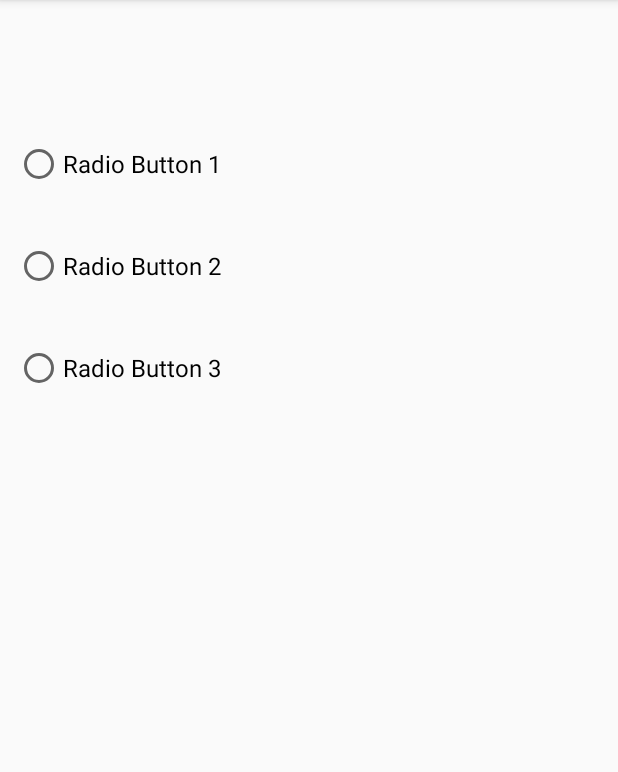
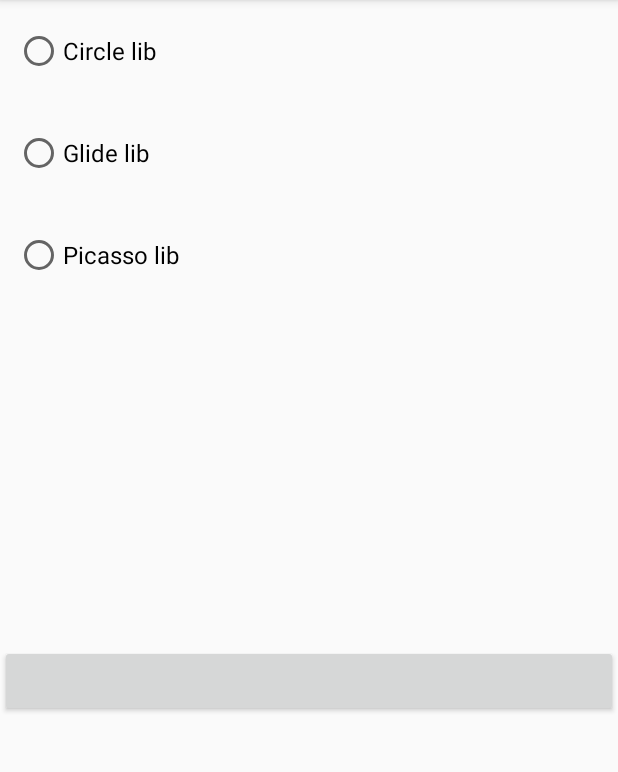
Before and after one commit to AbdoAlAhmed/Design-button, an Android app: the screen it shows after launch (MainActivity), on a phone screen of 412 x 824 dp, the part 84-856 px from its top. Run offline under Robolectric (Android 15) with nearby library versions, the phone set to English and light mode, and no system bars; our stand-ins replace CircleImageView; pictures from the network do not load.

Commit message:
notification done

```diff
--- a/app/src/main/AndroidManifest.xml
+++ b/app/src/main/AndroidManifest.xml
@@ -13,7 +13,7 @@
         <activity
             android:name=".DetailActivity"
             android:label="@string/title_activity_detail"
-            android:theme="@style/AppTheme.NoActionBar"></activity>
+            android:theme="@style/AppTheme.NoActionBar"/>
         <activity
             android:name=".MainActivity"
             android:label="@string/app_name"
--- a/app/src/main/java/com/udacity/MainActivity.kt
+++ b/app/src/main/java/com/udacity/MainActivity.kt
@@ -1,14 +1,19 @@
 package com.udacity
 
 import android.app.DownloadManager
+import android.app.NotificationChannel
 import android.app.NotificationManager
 import android.app.PendingIntent
 import android.content.BroadcastReceiver
 import android.content.Context
 import android.content.Intent
 import android.content.IntentFilter
+import android.graphics.Color
 import android.net.Uri
+import android.os.Build
 import android.os.Bundle
+import android.widget.RadioButton
+import android.widget.Toast
 import androidx.appcompat.app.AppCompatActivity
 import androidx.core.app.NotificationCompat
 import kotlinx.android.synthetic.main.activity_main.*
@@ -18,6 +23,11 @@ import kotlinx.android.synthetic.main.content_main.*
 class MainActivity : AppCompatActivity() {
 
     private var downloadID: Long = 0
+    private var NotificationId = 0
+    private var name = ""
+    private  val channelId = "channelId"
+    private  val channelName = "channelName"
+
 
     private lateinit var notificationManager: NotificationManager
     private lateinit var pendingIntent: PendingIntent
@@ -29,15 +39,55 @@ class MainActivity : AppCompatActivity() {
         setSupportActionBar(toolbar)
 
         registerReceiver(receiver, IntentFilter(DownloadManager.ACTION_DOWNLOAD_COMPLETE))
+        notificationManager = getSystemService(Context.NOTIFICATION_SERVICE) as NotificationManager
+
+        createChanel(
+            channelId,
+            channelName
+        )
 
         custom_button.setOnClickListener {
-            download()
+
+            checkButton()
+
         }
     }
+
+    private fun checkButton() {
+        radioGroup.setOnCheckedChangeListener { radioGroup, i ->
+            val radio = findViewById<RadioButton>(i)
+            when(radio){
+                glide_btn ->{
+                    Toast.makeText(this, "Glide", Toast.LENGTH_SHORT).show()
+                    URL = "https://github.com/bumptech/glide/archive/refs/heads/master.zip"
+                    name = "Glide"
+                    download()
+                }
+                picasso_btn ->{
+                    Toast.makeText(this, "Picasso", Toast.LENGTH_SHORT).show()
+                    URL = "https://github.com/square/picasso/archive/refs/heads/master.zip"
+                    name = "Picasso"
+                    download()
+                }
+                circle_btn ->{
+                    Toast.makeText(this, "Circle", Toast.LENGTH_SHORT).show()
+                    URL = "https://github.com/hdodenhof/CircleImageView/archive/refs/heads/master.zip"
+                    name = "Circle"
+                    download()
+                }
+
+            }
+        }
+    }
+
 
     private val receiver = object : BroadcastReceiver() {
         override fun onReceive(context: Context?, intent: Intent?) {
             val id = intent?.getLongExtra(DownloadManager.EXTRA_DOWNLOAD_ID, -1)
+            if (id == downloadID) {
+                notificationManager.sendNotification("Download Completed", applicationContext
+                ,"success",name)
+            }
         }
     }
     private fun download() {
@@ -48,17 +98,31 @@ class MainActivity : AppCompatActivity() {
                 .setRequiresCharging(false)
                 .setAllowedOverMetered(true)
                 .setAllowedOverRoaming(true)
-
+                .setNotificationVisibility(DownloadManager.Request.VISIBILITY_VISIBLE)
 
         val downloadManager = getSystemService(DOWNLOAD_SERVICE) as DownloadManager
         downloadID =
             downloadManager.enqueue(request)// enqueue puts the download request in the queue.
 
+    }
 
+    private fun createChanel(channelId: String, channelName: String) {
+         if (Build.VERSION.SDK_INT >= Build.VERSION_CODES.O) {
+             val notificationChannel =NotificationChannel(
+                channelId,
+                channelName,
+                NotificationManager.IMPORTANCE_HIGH
+            )
+             notificationChannel.enableLights(true)
+             notificationChannel.lightColor = Color.RED
+             notificationChannel.enableVibration(true)
+             notificationManager.createNotificationChannel(notificationChannel)
+
+         }
     }
 
     companion object {
-        private const val URL =
+        private var URL =
             "https://github.com/udacity/nd940-c3-advanced-android-programming-project-starter/archive/master.zip"
         private const val CHANNEL_ID = "channelId"
 
--- a/app/src/main/res/layout/content_main.xml
+++ b/app/src/main/res/layout/content_main.xml
@@ -1,4 +1,5 @@
 <?xml version="1.0" encoding="utf-8"?>
+
 <androidx.constraintlayout.widget.ConstraintLayout xmlns:android="http://schemas.android.com/apk/res/android"
     xmlns:app="http://schemas.android.com/apk/res-auto"
     xmlns:tools="http://schemas.android.com/tools"
@@ -8,48 +9,61 @@
     app:layout_behavior="@string/appbar_scrolling_view_behavior"
     tools:context=".MainActivity"
     tools:showIn="@layout/activity_main">
+
     <RadioGroup
+        android:id="@+id/radioGroup"
         android:layout_width="match_parent"
         android:layout_height="wrap_content"
         android:orientation="vertical"
-        app:layout_constraintBottom_toTopOf="@id/custom_button"
         app:layout_constraintEnd_toEndOf="parent"
         app:layout_constraintStart_toStartOf="parent"
         app:layout_constraintTop_toTopOf="parent">
-        <RadioButton
-            android:id="@+id/radio_button_1"
-            android:layout_width="match_parent"
-            android:layout_height="wrap_content"
-            android:text="Radio Button 1"
-            style="@style/RadioStyle" />
 
         <RadioButton
-            android:id="@+id/radio_button_2"
-            android:layout_width="match_parent"
-            android:layout_height="wrap_content"
-            android:text="Radio Button 2"
-            style="@style/RadioStyle" />
-
-        <RadioButton
-            android:id="@+id/radio_button_3"
+            android:id="@+id/circle_btn"
             style="@style/RadioStyle"
             android:layout_width="match_parent"
             android:layout_height="wrap_content"
-            android:minHeight="48dp"
-            android:text="Radio Button 3" />
+            android:text="@string/circle_lib" />
+
+        <RadioButton
+            android:id="@+id/glide_btn"
+            style="@style/RadioStyle"
+            android:layout_width="match_parent"
+            android:layout_height="wrap_content"
+            android:text="@string/glide_lib" />
+
+        <RadioButton
+            android:id="@+id/picasso_btn"
+            style="@style/RadioStyle"
+            android:layout_width="match_parent"
+            android:layout_height="wrap_content"
+            android:text="@string/picasso_lib" />
 
     </RadioGroup>
 
-    <com.udacity.LoadingButton
+    <!--    <com.udacity.LoadingButton-->
+    <!--        android:id="@+id/custom_button"-->
+    <!--        android:layout_width="0dp"-->
+    <!--        app:layout_constraintStart_toStartOf="parent"-->
+    <!--        app:layout_constraintEnd_toEndOf="parent"-->
+    <!--        android:layout_height="60dp"-->
+    <!--        android:layout_margin="20dp"-->
+    <!--        app:layout_constraintBottom_toBottomOf="parent"-->
+    <!--        app:layout_constraintTop_toTopOf="parent"-->
+    <!--        android:contentDescription="@string/button_name"-->
+    <!--        app:backgroundColor="@color/colorPrimary"-->
+    <!--        app:foregroundColor="@color/colorAccent"-->
+
+    <!--        />-->
+
+    <Button
         android:id="@+id/custom_button"
         android:layout_width="0dp"
-        app:layout_constraintStart_toStartOf="parent"
+        android:layout_height="wrap_content"
+        android:layout_marginBottom="290dp"
+        app:layout_constraintBottom_toBottomOf="parent"
         app:layout_constraintEnd_toEndOf="parent"
-        android:layout_height="60dp"
-        android:layout_margin="20dp"
-        app:layout_constraintBottom_toBottomOf="parent"
-        app:layout_constraintTop_toTopOf="parent"
-        android:contentDescription="@string/button_name"
-        />
+        app:layout_constraintStart_toStartOf="parent" />
 
 </androidx.constraintlayout.widget.ConstraintLayout>
--- a/app/src/main/res/values/attrs.xml
+++ b/app/src/main/res/values/attrs.xml
@@ -1,6 +1,8 @@
 <?xml version="1.0" encoding="utf-8"?>
 <resources>
     <declare-styleable name="LoadingButton">
-<!--   TODO: create custom attributes for the view-->
+        <attr name="backgroundColor" format="color"/>
+        <attr name="foregroundColor" format="color"/>
     </declare-styleable>
+
 </resources>
--- a/app/src/main/res/values/colors.xml
+++ b/app/src/main/res/values/colors.xml
@@ -4,4 +4,5 @@
     <color name="colorPrimaryDark">#004349</color>
     <color name="colorAccent">#F9A825</color>
     <color name="white">#FFFFFF</color>
+    <color name="black">#000000</color>
 </resources>
--- a/app/src/main/res/values/strings.xml
+++ b/app/src/main/res/values/strings.xml
@@ -11,4 +11,7 @@
     <string name="button_name">Click me</string>
     <string name="button_loading">We are loading </string>
     <string name="title_activity_detail">DetailActivity</string>
+    <string name="circle_lib">Circle lib</string>
+    <string name="glide_lib">Glide lib</string>
+    <string name="picasso_lib">Picasso lib</string>
 </resources>
```
Also changed, not shown: app/build.gradle (+10 -0 lines), app/src/main/java/com/udacity/LoadingButton.kt (+71 -7 lines), app/src/main/java/com/udacity/NotificationsManger.kt (added, +38 -0 lines).
